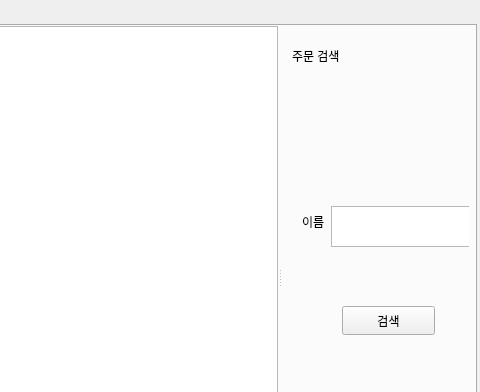
Above: customerswidget.ui from Henry93s/koradin before the change; both pictures show x 204 to 684 and y 0 to 392 of the 684 by 549 pixel window. Below: the same form after it.
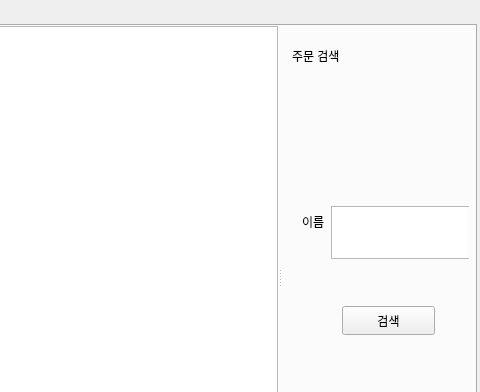
That is the form after the change. The open tabs and pages were chosen to show the change. Custom widgets are drawn as their Qt base class.

Diff of the .ui file:
```diff
--- a/customerswidget.ui
+++ b/customerswidget.ui
@@ -66,7 +66,7 @@
           <x>10</x>
           <y>30</y>
           <width>181</width>
-          <height>41</height>
+          <height>53</height>
          </rect>
         </property>
         <layout class="QFormLayout" name="formLayout_3">
```
Left out of the diff: 2 changed lines with no effect on the pictures.
